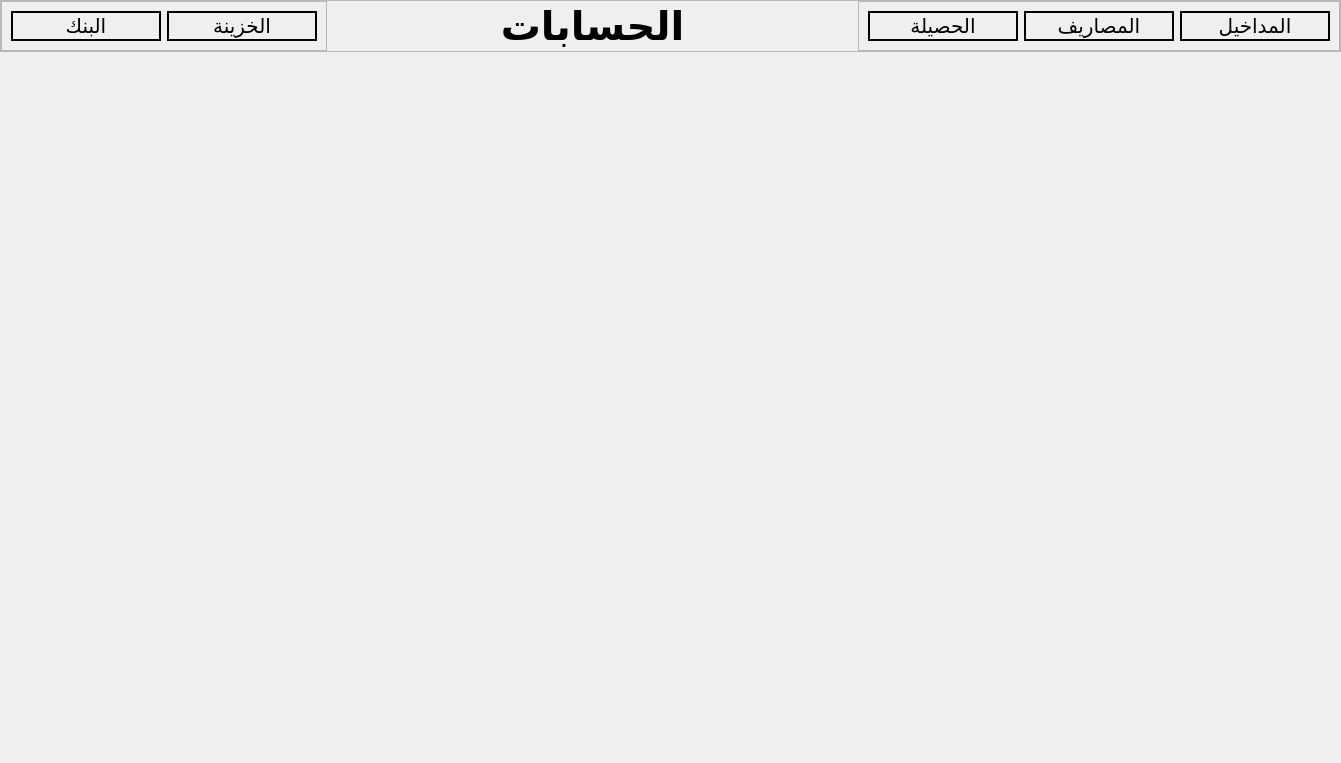
Old version of the form app/ui/finance/money.ui in the repository yahiab05/student-managment-v2.0.
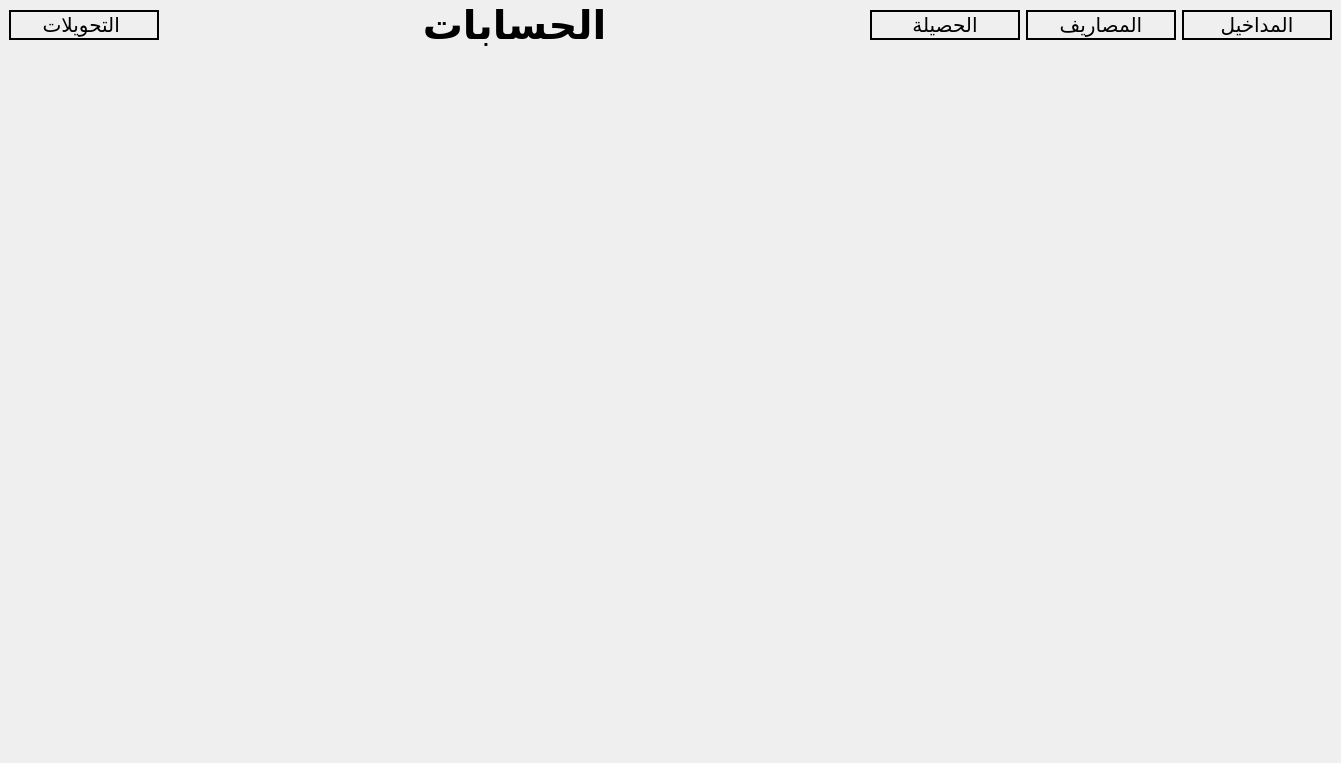
New version of the form.

What changed in the file:
```diff
--- a/app/ui/finance/money.ui
+++ b/app/ui/finance/money.ui
@@ -38,10 +38,7 @@
       </size>
      </property>
      <property name="frameShape">
-      <enum>QFrame::Shape::StyledPanel</enum>
-     </property>
-     <property name="frameShadow">
-      <enum>QFrame::Shadow::Raised</enum>
+      <enum>QFrame::NoFrame</enum>
      </property>
      <layout class="QHBoxLayout" name="horizontalLayout">
       <property name="spacing">
@@ -62,10 +59,7 @@
       <item>
        <widget class="QFrame" name="frame_4">
         <property name="frameShape">
-         <enum>QFrame::Shape::StyledPanel</enum>
-        </property>
-        <property name="frameShadow">
-         <enum>QFrame::Shadow::Raised</enum>
+         <enum>QFrame::NoFrame</enum>
         </property>
         <layout class="QHBoxLayout" name="horizontalLayout_3">
          <item>
@@ -85,28 +79,7 @@
             <string notr="true">border: 2px solid black</string>
            </property>
            <property name="text">
-            <string>البنك</string>
-           </property>
-          </widget>
-         </item>
-         <item>
-          <widget class="QPushButton" name="caisse">
-           <property name="minimumSize">
-            <size>
-             <width>150</width>
-             <height>30</height>
-            </size>
-           </property>
-           <property name="font">
-            <font>
-             <pointsize>15</pointsize>
-            </font>
-           </property>
-           <property name="styleSheet">
-            <string notr="true">border: 2px solid black</string>
-           </property>
-           <property name="text">
-            <string>الخزينة</string>
+            <string>التحويلات </string>
            </property>
           </widget>
          </item>
@@ -139,10 +112,7 @@
       <item>
        <widget class="QFrame" name="frame_2">
         <property name="frameShape">
-         <enum>QFrame::Shape::StyledPanel</enum>
-        </property>
-        <property name="frameShadow">
-         <enum>QFrame::Shadow::Raised</enum>
+         <enum>QFrame::NoFrame</enum>
         </property>
         <layout class="QHBoxLayout" name="horizontalLayout_2">
          <item>
```
Left out of the diff: 4 changed lines with no effect on the pictures.
